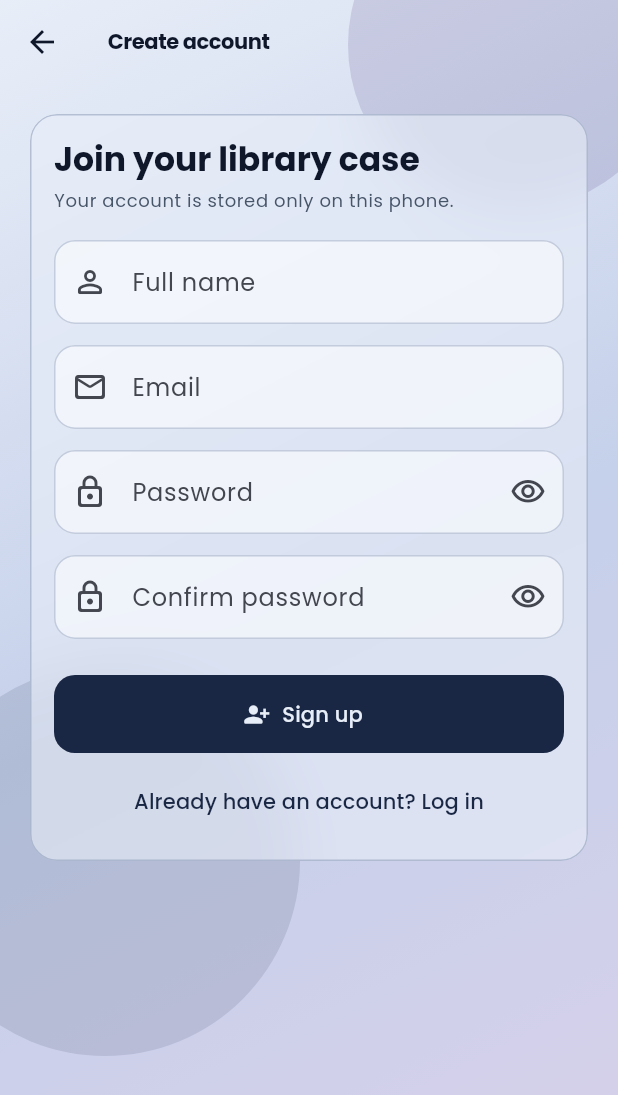
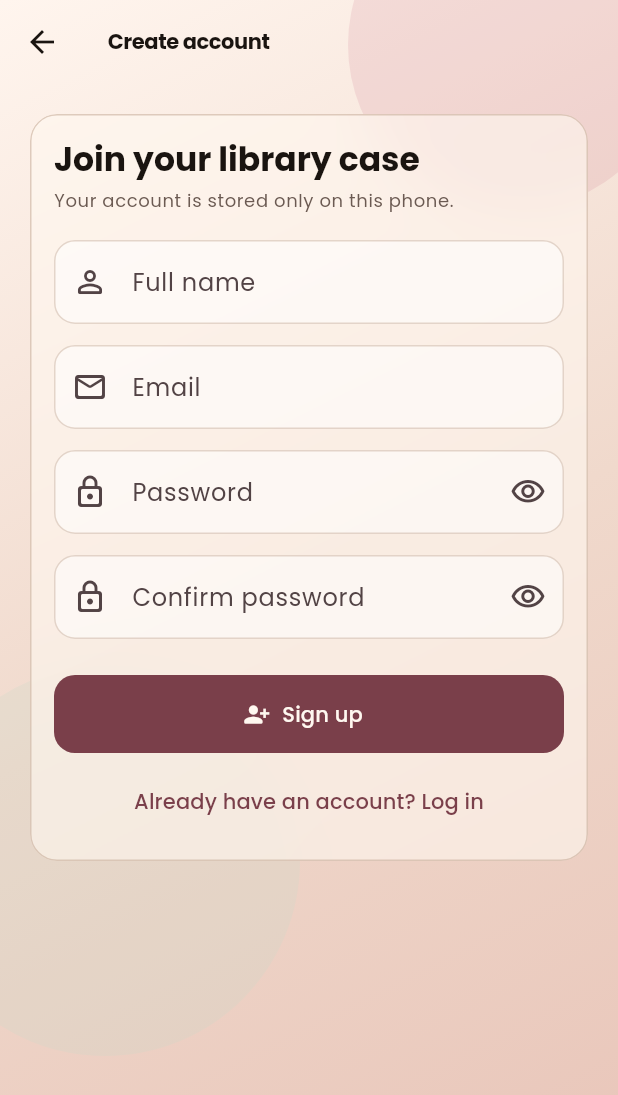
Before and after one commit to betroyer/IKeepingBook, a Flutter app: the screen it shows after launch, after a tap on "Log in", after a tap on "New here? Create an account", on a phone screen of 412 x 824 dp. Shown: the top 1095 px of the screen. Run offline on Flutter 3.47's test engine with Material 3 defaults, Android fonts, the phone set to English and light mode, and no system bars; our stand-ins replace flutter_local_notifications, shared_preferences, sqflite, timezone; missing offline and left inert: mailer; accounts and stored records are empty.

Commit message:
Ship warm logo branding and prepare v1.2.0 release.
Adopt the circular Only Hope mark, dusty-rose theme, and Android desugaring so the release APK builds with due-soon notifications.

Co-authored-by: Cursor <cursoragent@cursor.com>

```diff
--- a/lib/screens/auth/login_screen.dart
+++ b/lib/screens/auth/login_screen.dart
@@ -47,6 +47,13 @@ class _LoginScreenState extends State<LoginScreen> {
                 child: Column(
                   crossAxisAlignment: CrossAxisAlignment.stretch,
                   children: [
+                    Image.asset(
+                      'assets/branding/logo.png',
+                      height: 112,
+                      fit: BoxFit.contain,
+                      filterQuality: FilterQuality.high,
+                    ),
+                    const SizedBox(height: 16),
                     Text(
                       'I-Keeping Books',
                       textAlign: TextAlign.center,
@@ -57,7 +64,7 @@ class _LoginScreenState extends State<LoginScreen> {
                     ),
                     const SizedBox(height: 8),
                     Text(
-                      'Sign in to open your glass case',
+                      'Sign in to open your library',
                       textAlign: TextAlign.center,
                       style: theme.textTheme.bodyMedium?.copyWith(
                         color: AppColors.labelMuted,
--- a/lib/screens/home/home_screen.dart
+++ b/lib/screens/home/home_screen.dart
@@ -30,7 +30,7 @@ class HomeScreen extends StatelessWidget {
       return EmptyState(
         title: 'No books yet',
         message:
-            'Your glass case is empty. Add the first title to start this library.',
+            'Your library is empty. Add the first title to start this shelf.',
         actionLabel: 'Add book',
         onAction: () => _openAdd(context),
       );
--- a/lib/screens/splash/splash_screen.dart
+++ b/lib/screens/splash/splash_screen.dart
@@ -4,8 +4,7 @@ import 'package:flutter/material.dart';
 
 import '../../theme/app_colors.dart';
 
-/// Coral splash with the brand book logo and a rotating load arc
-/// matching the provided animated logo.
+/// Warm splash with the circular brand logo and a soft load arc.
 class SplashScreen extends StatefulWidget {
   const SplashScreen({super.key, required this.onFinished});
 
@@ -20,8 +19,6 @@ class _SplashScreenState extends State<SplashScreen>
   late final AnimationController _arc;
   late final AnimationController _pulse;
   late final AnimationController _hold;
-
-  static const _coral = Color(0xFFFF6F57);
 
   @override
   void initState() {
@@ -38,7 +35,7 @@ class _SplashScreenState extends State<SplashScreen>
 
     _hold = AnimationController(
       vsync: this,
-      duration: const Duration(milliseconds: 2200),
+      duration: const Duration(milliseconds: 2400),
     )..forward().whenComplete(() {
         if (mounted) widget.onFinished();
       });
@@ -55,19 +52,30 @@ class _SplashScreenState extends State<SplashScreen>
   @override
   Widget build(BuildContext context) {
     return Scaffold(
-      backgroundColor: _coral,
-      body: SafeArea(
+      body: DecoratedBox(
+        decoration: const BoxDecoration(
+          gradient: LinearGradient(
+            begin: Alignment.topCenter,
+            end: Alignment.bottomCenter,
+            colors: [
+              AppColors.creamWash,
+              AppColors.peachWash,
+              AppColors.roseWash,
+            ],
+          ),
+        ),
+        child: SafeArea(
           child: Center(
             child: Column(
               mainAxisAlignment: MainAxisAlignment.center,
               children: [
                 SizedBox(
-                width: 220,
-                height: 220,
+                  width: 240,
+                  height: 240,
                   child: AnimatedBuilder(
                     animation: Listenable.merge([_arc, _pulse]),
                     builder: (context, child) {
-                    final scale = 0.96 + (_pulse.value * 0.06);
+                      final scale = 0.96 + (_pulse.value * 0.05);
                       return Transform.scale(
                         scale: scale,
                         child: Stack(
@@ -75,7 +83,7 @@ class _SplashScreenState extends State<SplashScreen>
                           children: [
                             child!,
                             CustomPaint(
-                            size: const Size(220, 220),
+                              size: const Size(240, 240),
                               painter: _LoadArcPainter(progress: _arc.value),
                             ),
                           ],
@@ -83,19 +91,19 @@ class _SplashScreenState extends State<SplashScreen>
                       );
                     },
                     child: Image.asset(
-                    'assets/branding/splash_book.png',
-                    width: 200,
-                    height: 200,
+                      'assets/branding/logo.png',
+                      width: 210,
+                      height: 210,
                       fit: BoxFit.contain,
                       filterQuality: FilterQuality.high,
                     ),
                   ),
                 ),
-              const SizedBox(height: 28),
+                const SizedBox(height: 24),
                 Text(
                   'I-Keeping Books',
                   style: Theme.of(context).textTheme.titleLarge?.copyWith(
-                      color: Colors.white,
+                        color: AppColors.labelInk,
                         fontWeight: FontWeight.w700,
                         letterSpacing: -0.3,
                       ),
@@ -104,10 +112,11 @@ class _SplashScreenState extends State<SplashScreen>
                 Text(
                   'Opening your library…',
                   style: Theme.of(context).textTheme.bodyMedium?.copyWith(
-                      color: Colors.white.withValues(alpha: 0.85),
+                        color: AppColors.labelMuted,
                       ),
                 ),
               ],
+            ),
           ),
         ),
       ),
@@ -123,15 +132,15 @@ class _LoadArcPainter extends CustomPainter {
   @override
   void paint(Canvas canvas, Size size) {
     final center = Offset(size.width / 2, size.height / 2);
-    final radius = size.shortestSide * 0.42;
+    final radius = size.shortestSide * 0.48;
     final paint = Paint()
-      ..color = Colors.white
+      ..color = AppColors.caseIndigo.withValues(alpha: 0.85)
       ..style = PaintingStyle.stroke
-      ..strokeWidth = 10
+      ..strokeWidth = 6
       ..strokeCap = StrokeCap.round;
 
     final start = progress * math.pi * 2 - math.pi / 2;
-    const sweep = math.pi * 0.7;
+    const sweep = math.pi * 0.65;
     canvas.drawArc(
       Rect.fromCircle(center: center, radius: radius),
       start,
@@ -146,9 +155,10 @@ class _LoadArcPainter extends CustomPainter {
       oldDelegate.progress != progress;
 }
 
-/// Tiny brand token for reuse (coral from logo).
+/// Brand tokens derived from the circular logo.
 class BrandColors {
   BrandColors._();
-  static const coral = Color(0xFFFF6F57);
-  static const indigo = AppColors.caseIndigo;
+  static const rose = AppColors.purpleSecondary;
+  static const rosewood = AppColors.caseIndigo;
+  static const cream = AppColors.creamWash;
 }
--- a/lib/theme/app_colors.dart
+++ b/lib/theme/app_colors.dart
@@ -3,17 +3,23 @@ import 'package:flutter/material.dart';
 class AppColors {
   AppColors._();
 
-  // Gallery case — cool indigo light
-  static const caseDeep = Color(0xFF0B1220);
-  static const caseIndigo = Color(0xFF1A2744);
-  static const caseMist = Color(0xFFC5D0EA);
-  static const caseGlassFill = Color(0x99E8EEF8);
-  static const caseGlassFillDark = Color(0x661A2744);
-  static const metalEdge = Color(0xFF8B9BB8);
-  static const purpleSecondary = Color(0xFF5B4B8A);
-  static const labelInk = Color(0xFF0F172A);
-  static const labelMuted = Color(0xFF475569);
-  static const onDark = Color(0xFFE8EEF8);
+  // Warm library — dusty rose, cream, and wood from brand logo
+  static const caseDeep = Color(0xFF2C1810);
+  static const caseIndigo = Color(0xFF7A3F4A); // rosewood primary
+  static const caseMist = Color(0xFFE8D5C8); // dusty rose mist
+  static const caseGlassFill = Color(0x99FFF8F0); // cream glass
+  static const caseGlassFillDark = Color(0x667A3F4A);
+  static const metalEdge = Color(0xFFC4A894); // soft taupe / rose-gold edge
+  static const purpleSecondary = Color(0xFFD4899A); // pastel pink
+  static const labelInk = Color(0xFF1A1410);
+  static const labelMuted = Color(0xFF6B5A52);
+  static const onDark = Color(0xFFFFF8F0);
+
+  // Soft ambient washes (background)
+  static const creamWash = Color(0xFFFFF5EE);
+  static const peachWash = Color(0xFFF0D9CC);
+  static const roseWash = Color(0xFFE8C4B8);
+  static const mintAccent = Color(0xFFC5D9C8); // logo center mint
 
   // Signal lamps (status only)
   static const signalGreen = Color(0xFF16A34A);
--- a/lib/theme/app_theme.dart
+++ b/lib/theme/app_theme.dart
@@ -82,7 +82,7 @@ class AppTheme {
       dialogTheme: DialogThemeData(
         backgroundColor: brightness == Brightness.dark
             ? AppColors.caseIndigo
-            : const Color(0xFFF4F7FC),
+            : const Color(0xFFFFF8F0),
         shape: RoundedRectangleBorder(borderRadius: BorderRadius.circular(20)),
       ),
       inputDecorationTheme: InputDecorationTheme(
--- a/lib/widgets/case_background.dart
+++ b/lib/widgets/case_background.dart
@@ -18,13 +18,13 @@ class CaseBackground extends StatelessWidget {
           colors: isDark
               ? const [
                   AppColors.caseDeep,
-                  AppColors.caseIndigo,
-                  Color(0xFF2A1F3D),
+                  Color(0xFF3D2418),
+                  Color(0xFF4A2C30),
                 ]
               : const [
-                  Color(0xFFE8EEF8),
-                  Color(0xFFC5D0EA),
-                  Color(0xFFD8D0EA),
+                  AppColors.creamWash,
+                  AppColors.peachWash,
+                  AppColors.roseWash,
                 ],
         ),
       ),
@@ -35,7 +35,7 @@ class CaseBackground extends StatelessWidget {
             right: -40,
             child: _Glow(
               color: AppColors.purpleSecondary.withValues(
-                alpha: isDark ? 0.28 : 0.18,
+                alpha: isDark ? 0.22 : 0.20,
               ),
               size: 220,
             ),
@@ -44,9 +44,8 @@ class CaseBackground extends StatelessWidget {
             bottom: 120,
             left: -60,
             child: _Glow(
-              color: AppColors.caseIndigo.withValues(
-                alpha: isDark ? 0.35 : 0.12,
-              ),
+              color: (isDark ? AppColors.caseIndigo : AppColors.mintAccent)
+                  .withValues(alpha: isDark ? 0.30 : 0.22),
               size: 260,
             ),
           ),
--- a/pubspec.yaml
+++ b/pubspec.yaml
@@ -1,7 +1,7 @@
 name: i_keeping_books
 description: Offline personal digital library inventory for Android.
 publish_to: 'none'
-version: 1.0.0+1
+version: 1.2.0+3
 
 environment:
   sdk: ^3.12.2
@@ -47,6 +47,6 @@ flutter_launcher_icons:
   android: true
   ios: false
   image_path: assets/branding/app_icon.png
-  adaptive_icon_background: "#FF6F57"
+  adaptive_icon_background: "#E8D5C8"
   adaptive_icon_foreground: assets/branding/app_icon_foreground.png
   min_sdk_android: 21
```
Also changed, not shown: assets/branding/app_icon.png, assets/branding/app_icon_foreground.png, assets/branding/logo.png (added), assets/branding/splash_logo.png, 14 other files. Lines whose indentation alone changed are shown as unchanged.
